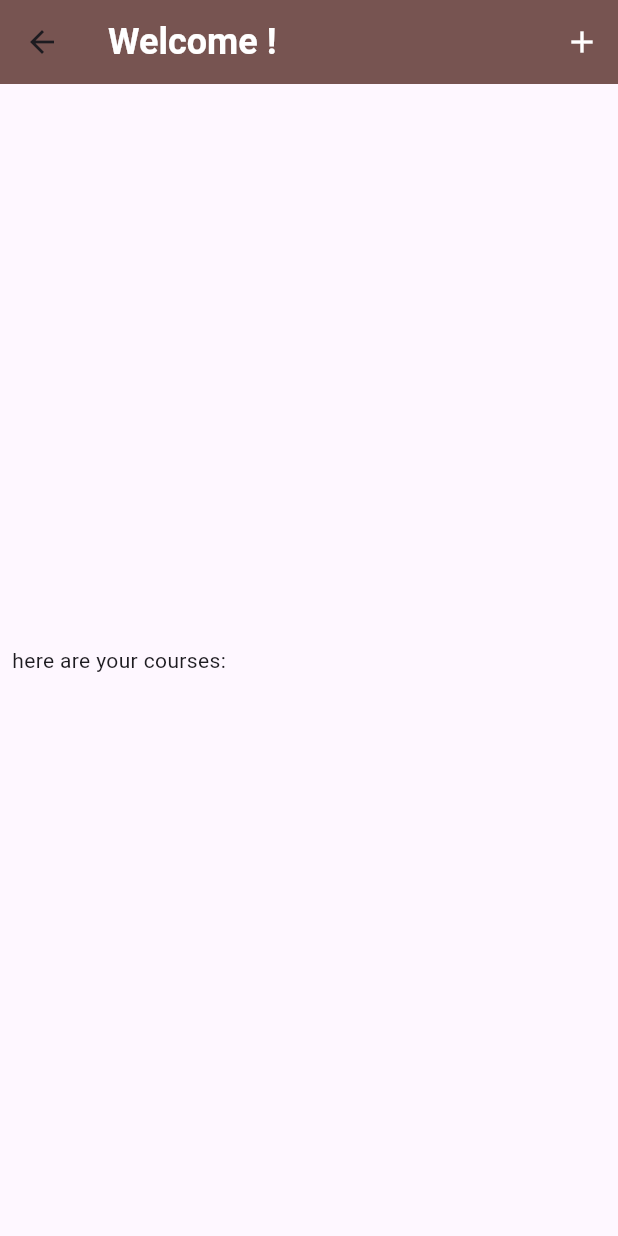
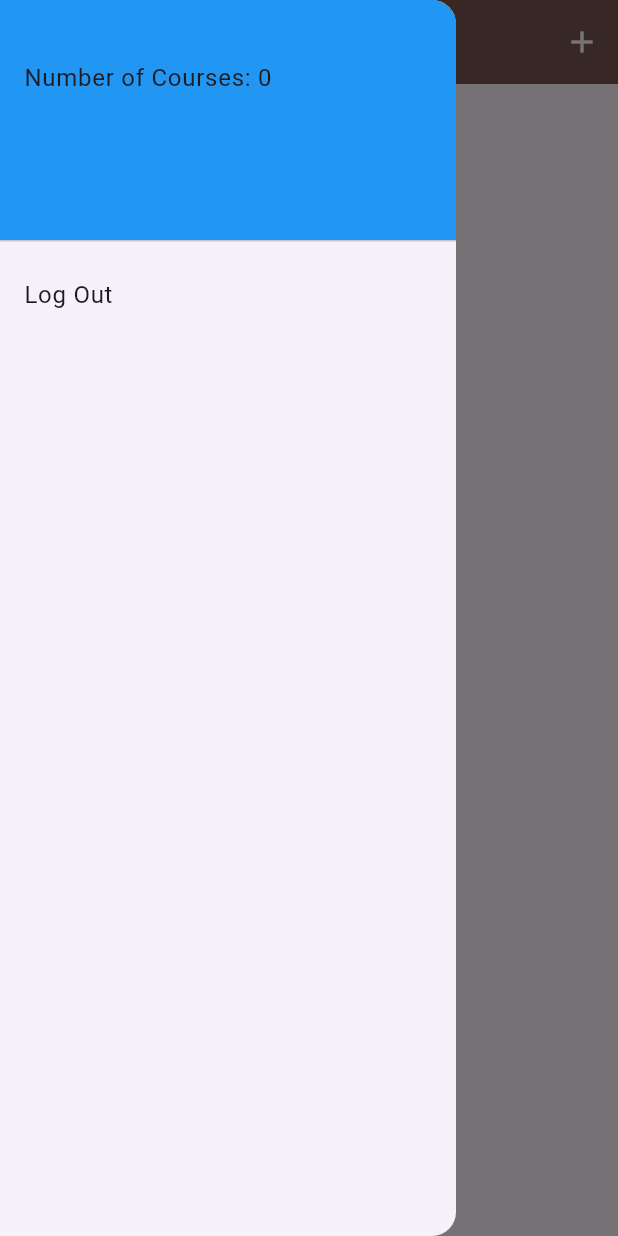
Before and after one commit to SirmcChad/Teacher-assign, a Flutter app: the Teacher screen opened directly, with the side drawer open (before the commit the screen has no drawer), on a phone screen of 412 x 824 dp. Run offline on Flutter 3.47's test engine with Material 3 defaults, Android fonts, the phone set to English and light mode, and no system bars; our stand-ins replace cloud_firestore, firebase_auth, firebase_core, flutter_spinkit; accounts and stored records are empty.

Commit message:
logout and sign/in sign out fixed button hitboxes

```diff
--- a/lib/home_pages/TeacherHome.dart
+++ b/lib/home_pages/TeacherHome.dart
@@ -98,6 +98,35 @@ class _TeacherState extends State<Teacher> {
           //coursesList = snapshot.data!.courses.cast<CourseModel>();
           coursesList = snapshot.data!.courses;
         return Scaffold(
+          drawer: Drawer(
+
+            child: ListView(
+              padding: EdgeInsets.zero,
+              children: [
+                DrawerHeader(
+                  decoration: BoxDecoration(
+                    color: Colors.blue,
+                  ),
+                  child: Column(
+                    crossAxisAlignment: CrossAxisAlignment.start,
+                    children: [
+                      Text(name),
+                      Text('Number of Courses: ${coursesList!.length}'),
+                    ],
+                  ),
+                ),
+                // Add a ListTile widget that logs out of the account when tapped.
+                ListTile(
+                  title: const Text('Log Out'),
+                  onTap: () {
+                    Navigator.pop(context);
+                    AuthServices().signOutUser();
+                  },
+                ),
+                // Add more ListTile widgets for other actions or options here.
+              ],
+            ),
+          ),
           appBar:AppBar(
             title: Text('Welcome ${snapshot.data!.name}!'),
             titleTextStyle: TextStyle(
@@ -125,9 +154,11 @@ class _TeacherState extends State<Teacher> {
               child: Row(
                 children: [
                   Text('here are your courses:'),
-                  Column(
+                  Expanded(
+                    child: Column(
 
-                    children: coursesList!.map((e) => CourseCard(courseUid: e,isTeacher: true,)).toList(),
+                      children: coursesList!.map((e) => CourseCard(courseUid: e,isTeacher: true,)).toList(),
+                    ),
                   ),
                 ],
               ),
--- a/lib/main.dart
+++ b/lib/main.dart
@@ -24,9 +24,11 @@ void main() async {
 }
 
 /*
-TODO 1- courses joined by name instead of being joined by UID
+TODO 1- courses joined by name instead of being joined by UID DONE!
 TODO 2- singing out users
 TODO 3- crown of users
 TODO 4- UI improvements including maybe animations.
 TODO 5- modifying firebase firestore rules.
+TODO 6- sign out user hitbox
+TODO 7- get away from the course home.
  */
```
Also changed, not shown: lib/authentication/RegisterStudent.dart (+8 -9 lines), lib/authentication/RegisterTeacher.dart (+7 -9 lines), lib/authentication/SignInTeacher.dart (+7 -9 lines), lib/authentication/signInStudent.dart (+7 -9 lines), lib/home_pages/StudentHome.dart (+31 -1 lines).
